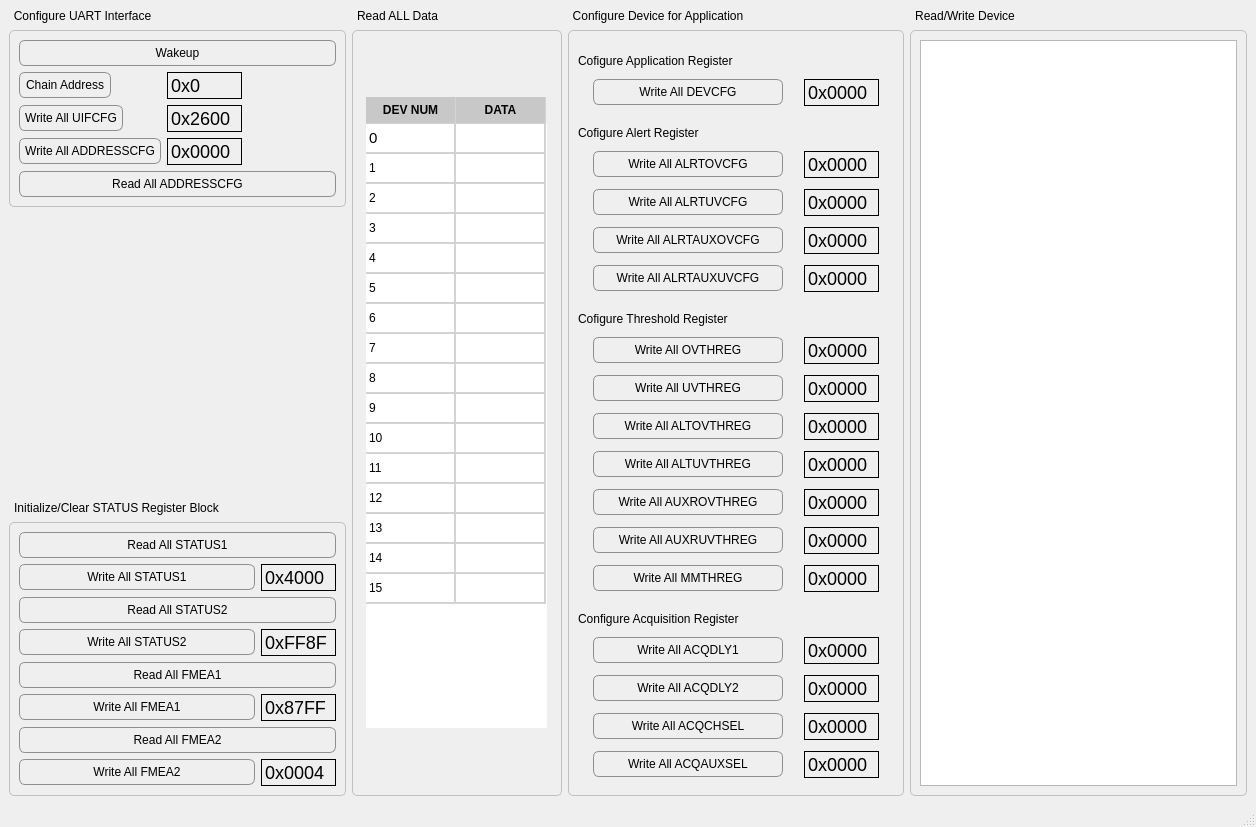
Above: configure_and_setup_tab.ui from phenixyf/pisemi_pb01_gui before the change. Below: the same form after it.
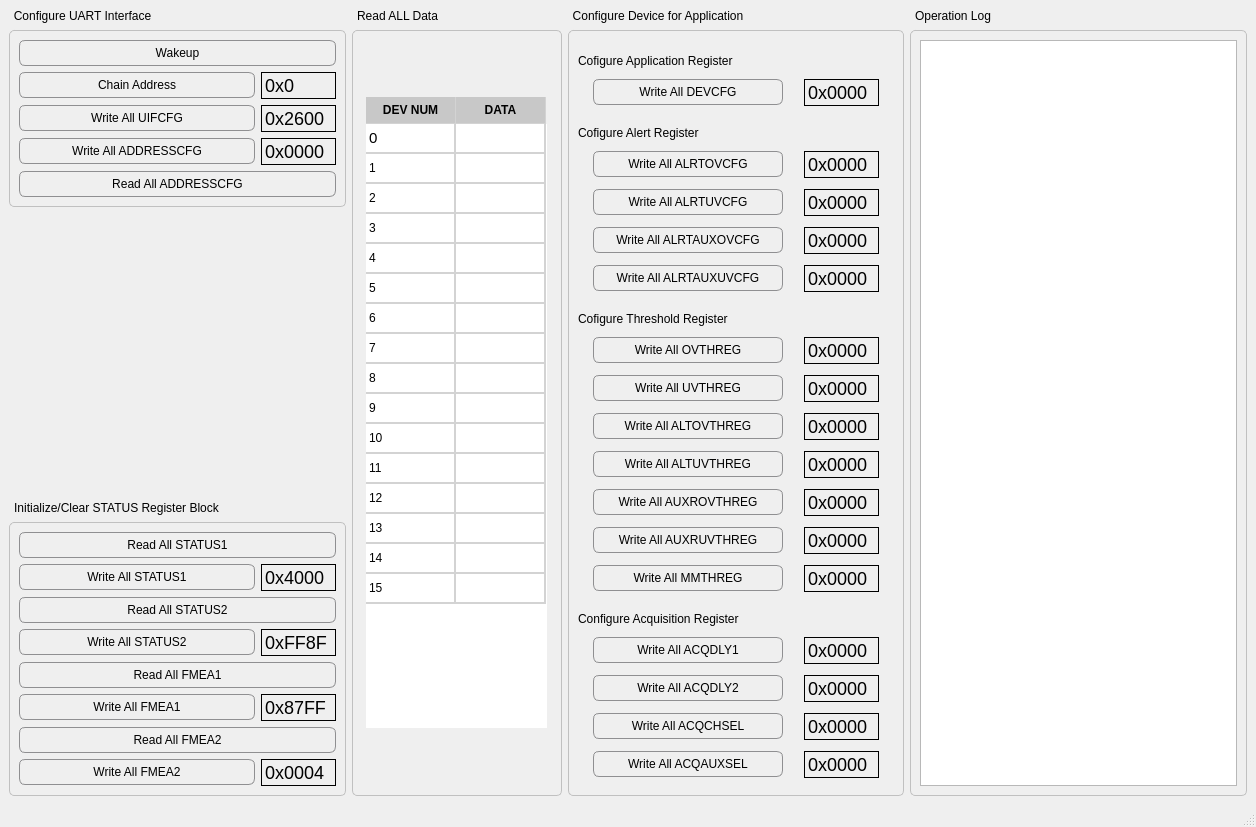
That is the form after the change.

Commit message: tab add configuration page ok base

Patch:
```diff
--- a/configure_and_setup_tab.ui
+++ b/configure_and_setup_tab.ui
@@ -75,8 +75,8 @@
           </widget>
          </item>
          <item>
-          <layout class="QFormLayout" name="formLayout">
-           <item row="0" column="0">
+          <layout class="QHBoxLayout" name="horizontalLayout_23">
+           <item>
             <widget class="QPushButton" name="pushButton_2">
              <property name="minimumSize">
               <size>
@@ -116,7 +116,7 @@
              </property>
             </widget>
            </item>
-           <item row="0" column="1">
+           <item>
             <widget class="QLineEdit" name="lineEdit_15">
              <property name="minimumSize">
               <size>
@@ -156,7 +156,11 @@
              </property>
             </widget>
            </item>
-           <item row="1" column="0">
+          </layout>
+         </item>
+         <item>
+          <layout class="QHBoxLayout" name="horizontalLayout_24">
+           <item>
             <widget class="QPushButton" name="pushButton_3">
              <property name="minimumSize">
               <size>
@@ -196,7 +200,7 @@
              </property>
             </widget>
            </item>
-           <item row="1" column="1">
+           <item>
             <widget class="QLineEdit" name="lineEdit_16">
              <property name="minimumSize">
               <size>
@@ -236,7 +240,11 @@
              </property>
             </widget>
            </item>
-           <item row="2" column="0">
+          </layout>
+         </item>
+         <item>
+          <layout class="QHBoxLayout" name="horizontalLayout_25">
+           <item>
             <widget class="QPushButton" name="pushButton_4">
              <property name="minimumSize">
               <size>
@@ -276,7 +284,7 @@
              </property>
             </widget>
            </item>
-           <item row="2" column="1">
+           <item>
             <widget class="QLineEdit" name="lineEdit_17">
              <property name="minimumSize">
               <size>
@@ -2784,7 +2792,7 @@
 }</string>
       </property>
       <property name="title">
-       <string>Read/Write Device</string>
+       <string>Operation Log</string>
       </property>
       <layout class="QVBoxLayout" name="verticalLayout_10">
        <item>
```
Left out of the diff: 2 changed lines with no effect on the pictures. The commit also changes 1 other file.
